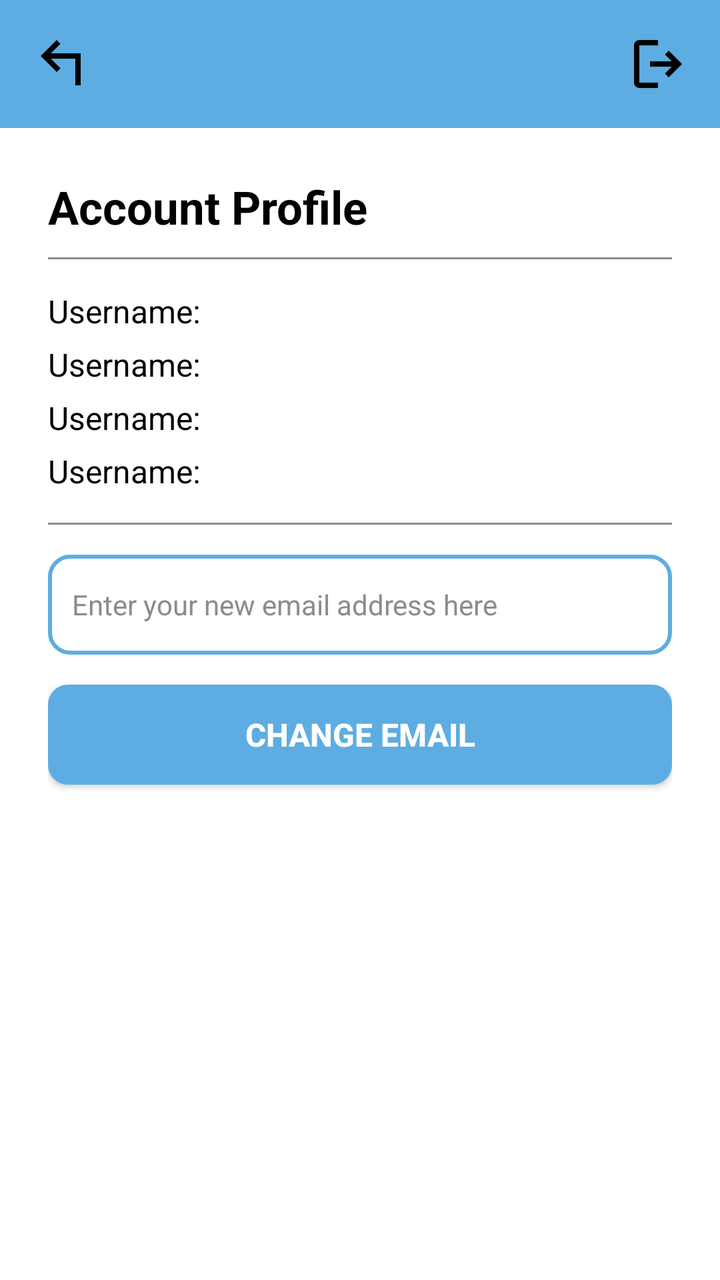
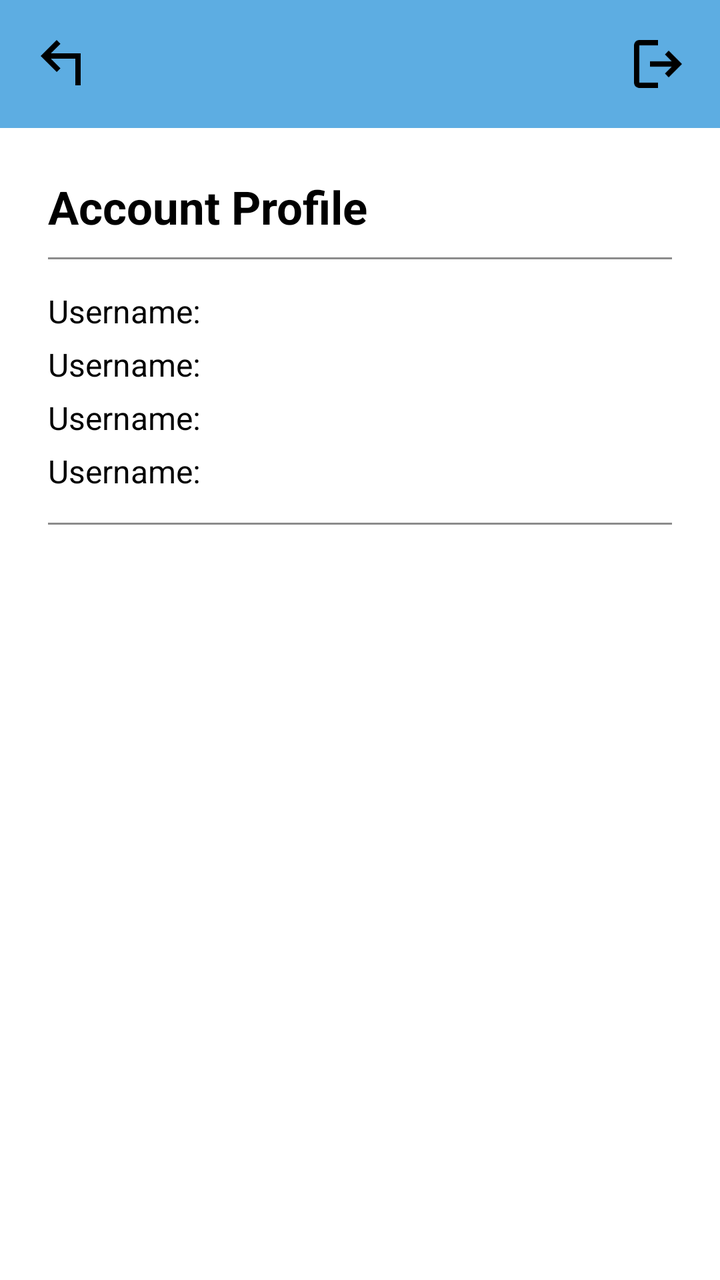

Compare the two renders of this Android layout. The source of the first and the diff that turns it into the second are given below.
<!-- AndroidManifest.xml: application theme Theme.CodePalV2 -->
<!-- res/layout/activity_profile.xml -->
<?xml version="1.0" encoding="utf-8"?>
<LinearLayout xmlns:android="http://schemas.android.com/apk/res/android"
    xmlns:app="http://schemas.android.com/apk/res-auto"
    xmlns:tools="http://schemas.android.com/tools"
    android:id="@+id/main"
    android:layout_width="match_parent"
    android:layout_height="match_parent"
    android:background="@color/white"
    android:orientation="vertical"
    tools:context=".ProfileActivity">

    <LinearLayout
        android:layout_width="match_parent"
        android:layout_height="?attr/actionBarSize"
        android:orientation="horizontal"
        android:background="@color/primaryColor"
        android:gravity="center_vertical">

        <ImageView
            android:id="@+id/back"
            android:layout_width="32dp"
            android:layout_height="32dp"
            android:src="@drawable/outline_arrow_top_left_24"
            android:contentDescription="@string/app_name"
            android:layout_marginStart="15dp"/>

        <View
            android:layout_width="0dp"
            android:layout_height="0dp"
            android:layout_weight="1"
            />

        <ImageView
            android:id="@+id/logout"
            android:layout_width="32dp"
            android:layout_height="32dp"
            android:src="@drawable/outline_logout_24"
            android:contentDescription="@string/logout_desc"
            android:layout_marginEnd="15dp"/>
    </LinearLayout>

    <LinearLayout
        android:layout_width="match_parent"
        android:layout_height="match_parent"
        android:orientation="vertical"
        android:padding="24dp"
        >

        <TextView
            android:layout_width="match_parent"
            android:layout_height="wrap_content"
            android:text="@string/account_profile"
            android:textSize="23sp"
            android:textColor="@color/black"
            android:textStyle="bold"
            android:layout_marginBottom="10dp"
            />

        <View
            android:layout_width="match_parent"
            android:layout_height="1dp"
            android:background="@color/gray"
            android:layout_marginBottom="15dp"
            />

        <TextView
            android:id="@+id/username"
            android:layout_width="match_parent"
            android:layout_height="wrap_content"
            android:text="Username:"
            android:textSize="16sp"
            android:textColor="@color/black"
            android:textStyle="normal"
            android:layout_marginBottom="5dp"
            />
        <TextView
            android:id="@+id/email"
            android:layout_width="match_parent"
            android:layout_height="wrap_content"
            android:text="Username:"
            android:textSize="16sp"
            android:textColor="@color/black"
            android:textStyle="normal"
            android:layout_marginBottom="5dp"
            />
        <TextView
            android:id="@+id/date"
            android:layout_width="match_parent"
            android:layout_height="wrap_content"
            android:text="Username:"
            android:textSize="16sp"
            android:textColor="@color/black"
            android:textStyle="normal"
            android:layout_marginBottom="5dp"
            />
        <TextView
            android:id="@+id/note"
            android:layout_width="match_parent"
            android:layout_height="wrap_content"
            android:text="Username:"
            android:textSize="16sp"
            android:textColor="@color/black"
            android:textStyle="normal"
            />

        <View
            android:layout_width="match_parent"
            android:layout_height="1dp"
            android:background="@color/gray"
            android:layout_marginBottom="15dp"
            android:layout_marginTop="15dp"
            />

        <EditText
            android:id="@+id/editEmail"
            android:layout_width="match_parent"
            android:layout_height="50dp"
            android:autofillHints="emailAddress"
            android:hint="@string/enter_your_new_email_address_here"
            android:inputType="textEmailAddress"
            android:textSize="14sp"
            android:textColor="@color/black"
            android:textColorHint="@color/gray"
            android:background="@drawable/codepal_input"
            android:padding="12dp"
            />

        <androidx.appcompat.widget.AppCompatButton
            android:id="@+id/btnSend"
            android:layout_width="match_parent"
            android:layout_height="50dp"
            android:text="@string/change_email"
            android:textAllCaps="true"
            android:textSize="16sp"
            android:textColor="@color/white"
            android:textStyle="bold"
            android:background="@drawable/codepal_button"
            android:layout_marginTop="15dp"
            />

    </LinearLayout>

</LinearLayout>
<!-- resources referenced by this layout -->
<resources>
  <color name="black">#FF000000</color>
  <color name="gray">#8c8c8c</color>
  <color name="primaryColor">#5DADE2</color>
  <color name="white">#FFFFFFFF</color>
  <!-- drawable codepal_button (drawable) -->
  <?xml version="1.0" encoding="utf-8"?>
  <shape xmlns:android="http://schemas.android.com/apk/res/android"
      android:shape="rectangle">
  
      <solid android:color="@color/primaryColor" />
      <corners android:radius="10dp" />
  
  </shape>
  <!-- drawable codepal_input (drawable) -->
  <?xml version="1.0" encoding="utf-8"?>
  <shape xmlns:android="http://schemas.android.com/apk/res/android"
      android:shape="rectangle">
  
      <solid android:color="#FFFFFF" />
  
      <stroke
          android:width="2dp"
          android:color="@color/primaryColor" />
  
      <corners android:radius="10dp" />
  
      <padding
          android:left="12dp"
          android:top="12dp"
          android:right="12dp"
          android:bottom="12dp" />
  </shape>
  <!-- drawable outline_arrow_top_left_24 (drawable) -->
  <vector xmlns:android="http://schemas.android.com/apk/res/android" android:height="24dp" android:tint="#000000" android:viewportHeight="960" android:viewportWidth="960" android:width="24dp">
        
      <path android:fillColor="@android:color/white" android:pathData="M680,800L680,400L313,400L457,544L401,601L160,360L400,120L457,177L313,320L760,320L760,800L680,800Z"/>
      
  </vector>
  <!-- drawable outline_logout_24 (drawable) -->
  <vector xmlns:android="http://schemas.android.com/apk/res/android" android:autoMirrored="true" android:height="24dp" android:tint="#000000" android:viewportHeight="960" android:viewportWidth="960" android:width="24dp">
        
      <path android:fillColor="@android:color/white" android:pathData="M200,840Q167,840 143.5,816.5Q120,793 120,760L120,200Q120,167 143.5,143.5Q167,120 200,120L480,120L480,200L200,200Q200,200 200,200Q200,200 200,200L200,760Q200,760 200,760Q200,760 200,760L480,760L480,840L200,840ZM640,680L585,622L687,520L360,520L360,440L687,440L585,338L640,280L840,480L640,680Z"/>
      
  </vector>
  <string name="account_profile">Account Profile</string>
  <string name="app_name">CodePal</string>
  <string name="change_email">Change Email</string>
  <string name="enter_your_new_email_address_here">Enter your new email address here</string>
  <string name="logout_desc">Logout</string>
  <style name="Theme.CodePalV2" parent="Base.Theme.CodePalV2" />
  <style name="Base.Theme.CodePalV2" parent="Theme.Material3.DayNight.NoActionBar">
          
          
      </style>
</resources>

<!-- the commit's change to res/layout/activity_profile.xml (unified diff, before → after) -->
@@ -112,6 +112,7 @@
             />
 
         <EditText
+            android:visibility="gone"
             android:id="@+id/editEmail"
             android:layout_width="match_parent"
             android:layout_height="50dp"
@@ -126,6 +127,7 @@
             />
 
         <androidx.appcompat.widget.AppCompatButton
+            android:visibility="gone"
             android:id="@+id/btnSend"
             android:layout_width="match_parent"
             android:layout_height="50dp"
